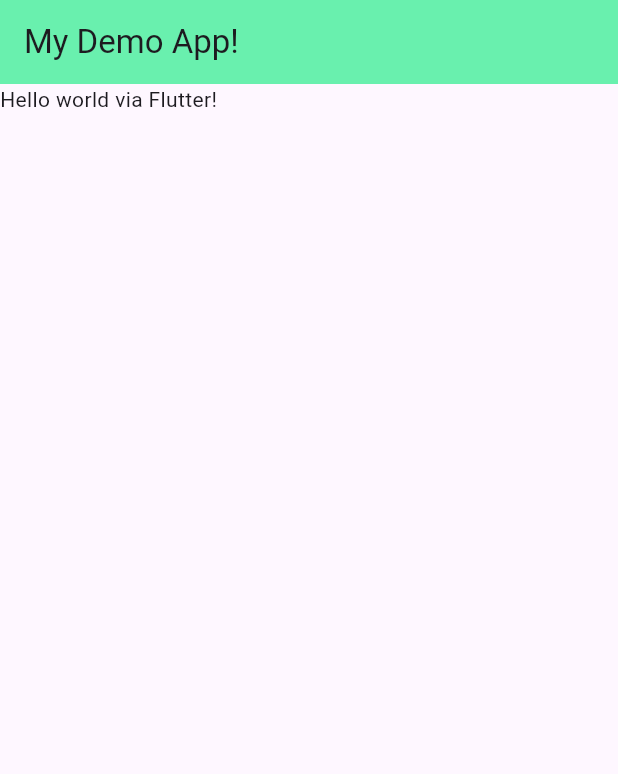
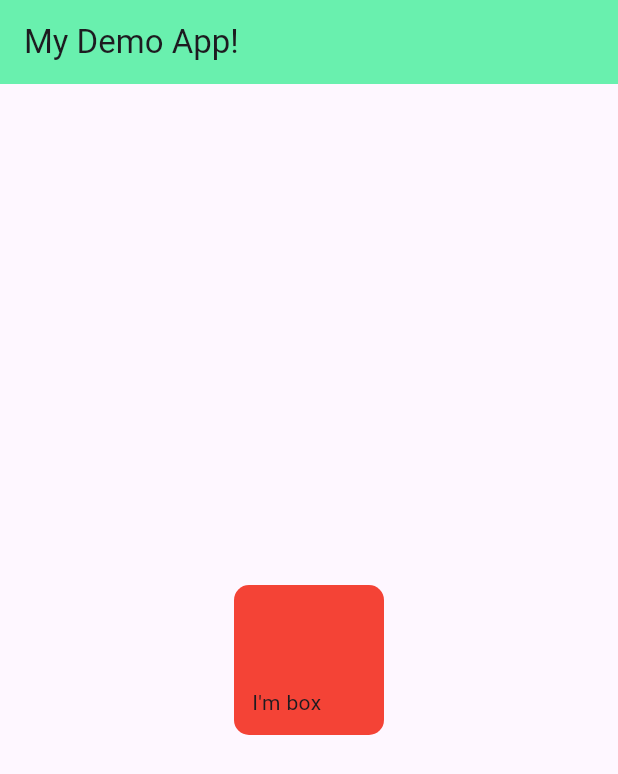
Before and after one commit to SunilKumarYadav1991/Flutter-Fundamental, a Flutter app: the screen it shows after launch, on a phone screen of 412 x 824 dp. Shown: the top 774 px of the screen. Run offline on Flutter 3.47's test engine with Material 3 defaults, Android fonts, the phone set to English and light mode, and no system bars.

Commit message:
Added square widget om cpmtaomer with cosmatic effect

```diff
--- a/demo_flutter_project/lib/main.dart
+++ b/demo_flutter_project/lib/main.dart
@@ -1,4 +1,4 @@
-// Basic fluter application using dart.
+// Example code to understand Container and Text
 
 //import 'package:flutter/widgets.dart';
 //import 'package:flutter/cupertino.dart';
@@ -10,7 +10,7 @@ void main() {
   runApp(MaterialApp(
     home: HomePage(),
     theme: ThemeData(
-      primarySwatch: Colors.purple, /* Does not work as per tutorial */
+      primarySwatch: Colors.purple, /* Does not work as per tutorial. Need to debug further */
     ),
   ));
 }
@@ -23,11 +23,22 @@ class HomePage extends StatelessWidget {
     return Scaffold(
       appBar: AppBar(
         title: Text("My Demo App!"),
-        backgroundColor: Colors.greenAccent,  /* Need to add color as default banner is white color */
+        backgroundColor: Colors.greenAccent,                  /* Need to add color as default banner is white color */
       ),
-      body: Container(
-        child: Text("Hello world via Flutter!"),
-      ),
+      body: Center(
+        child: Container(                                      /* Each container has either one child or multiple children*/
+          padding:const EdgeInsets.all(12) ,
+          //color: Colors.red,                                 /*Either use BoxDecoration's color or */
+          width: 100,
+          height: 100,
+          alignment: Alignment.bottomLeft,
+          decoration: BoxDecoration(
+            color: Colors.red,
+            borderRadius: BorderRadius.circular(10)
+           ),
+          child: Text("I'm box"),
+        ),
+      )
     );
   }
 }
```
